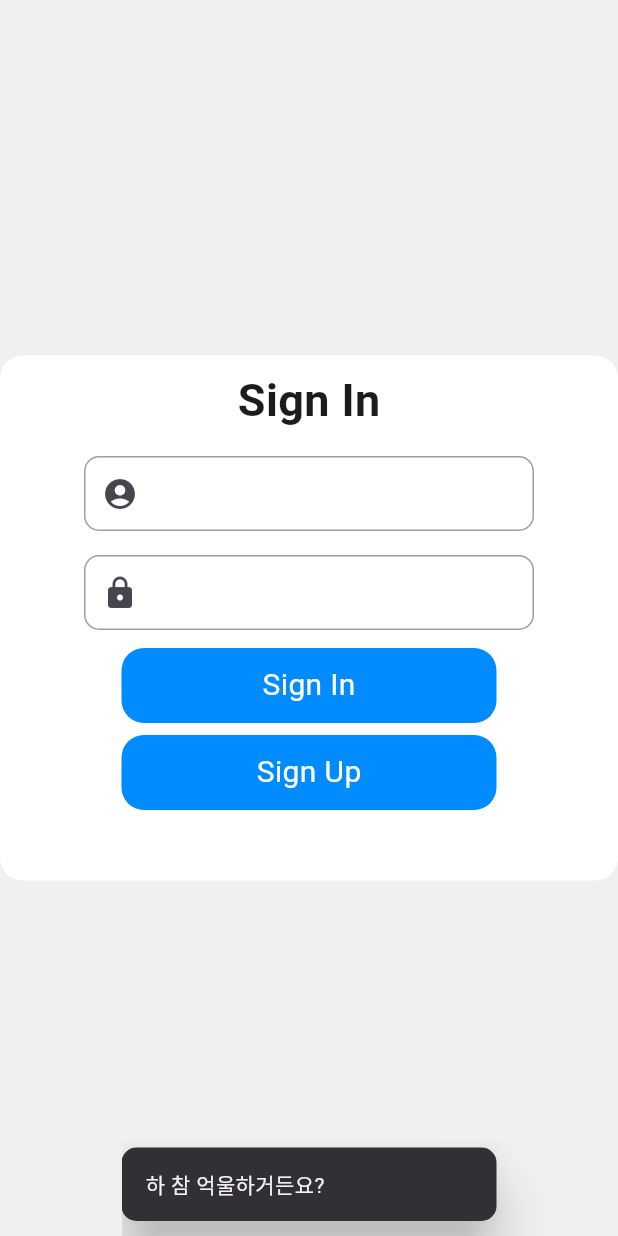
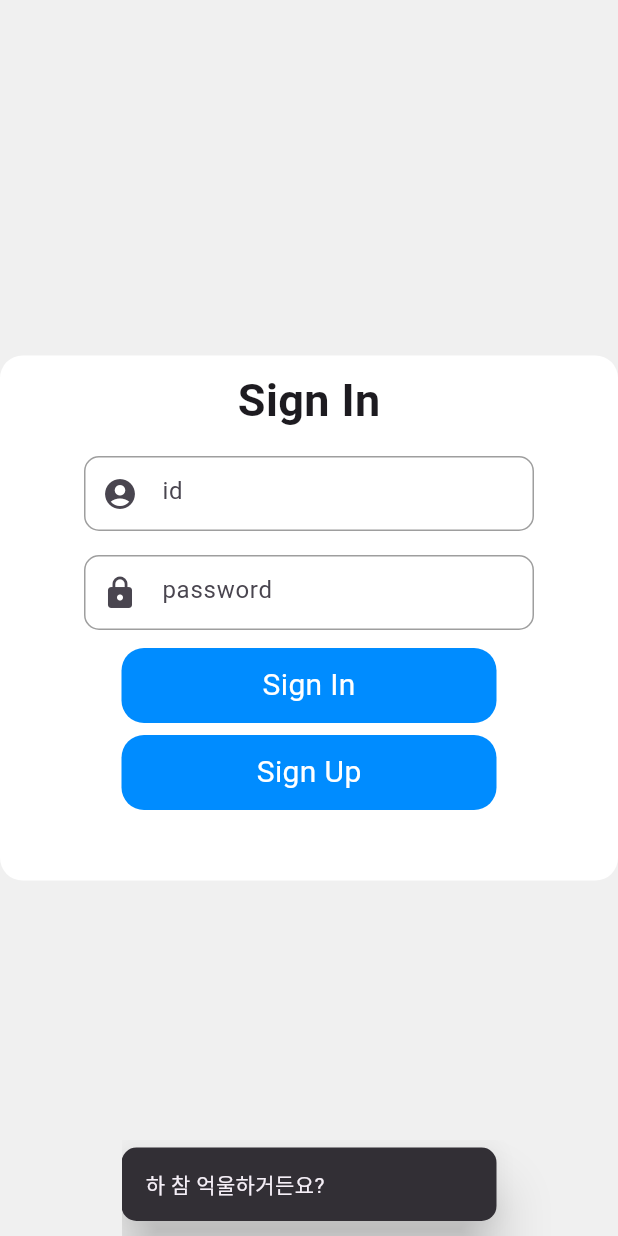
Before and after one commit to siar1234/tikitaka-front, a Flutter app: the WideLoginPage screen opened directly, after a tap on "Sign In", on a phone screen of 412 x 824 dp. Run offline on Flutter 3.47's test engine with Material 3 defaults, Android fonts, the phone set to English and light mode, and no system bars; our stand-ins replace flutter_riverpod; missing offline and left inert: amphi, bitsdojo_window, media_kit; network calls fail.

Commit message:
회원가입 화면이랑 인풋, 로그인 버튼 같이 똑같은 컴포넌트 쓰게 함

```diff
--- a/lib/pages/wide_login_page.dart
+++ b/lib/pages/wide_login_page.dart
@@ -114,9 +114,9 @@ class WideLoginPageState extends ConsumerState<WideLoginPage> {
                         fontWeight: FontWeight.bold
                     )),
                   ),
-                  _CustomInput(controller: idController, icon: Icons.account_circle, hint: AppLocalizations.of(context).get("id")),
-                  _CustomInput(controller: passwordController, icon: Icons.lock, hint: AppLocalizations.of(context).get("password"), obscureText: true),
-                  _LoginButton(onPressed: () async {
+                  CustomInput(controller: idController, icon: Icons.account_circle, hint: AppLocalizations.of(context).get("id")),
+                  CustomInput(controller: passwordController, icon: Icons.lock, hint: AppLocalizations.of(context).get("password"), obscureText: true),
+                  LoginButton(onPressed: () async {
                     await appWebChannel.login(id: idController.text, password: passwordController.text, onSuccess: (token) {
                       appState.onLoggedIn(() {
                         appCacheData.token = token;
@@ -136,7 +136,9 @@ class WideLoginPageState extends ConsumerState<WideLoginPage> {
                       }
                     });
                   }, title: AppLocalizations.of(context).get("sign_in")),
-                  _LoginButton(onPressed: () {}, title: AppLocalizations.of(context).get("sign_up"))
+                  LoginButton(onPressed: () {
+                    ref.read(registerProvider.notifier).state = true;
+                  }, title: AppLocalizations.of(context).get("sign_up"))
                 ],
               ),
             ),
@@ -147,11 +149,11 @@ class WideLoginPageState extends ConsumerState<WideLoginPage> {
   }
 }
 
-class _LoginButton extends StatelessWidget {
+class LoginButton extends StatelessWidget {
 
   final void Function() onPressed;
   final String title;
-  const _LoginButton({required this.onPressed, required this.title});
+  const LoginButton({required this.onPressed, required this.title});
 
   @override
   Widget build(BuildContext context) {
@@ -160,13 +162,14 @@ class _LoginButton extends StatelessWidget {
 }
 
 
-class _CustomInput extends StatelessWidget {
+class CustomInput extends StatelessWidget {
 
   final TextEditingController controller;
   final IconData icon;
   final String hint;
   final bool obscureText;
-  const _CustomInput({required this.controller, required this.icon, required this.hint, this.obscureText = false});
+  final void Function(String)? onChanged;
+  const CustomInput({required this.controller, required this.icon, required this.hint, this.obscureText = false, this.onChanged});
 
   @override
   Widget build(BuildContext context) {
@@ -178,8 +181,10 @@ class _CustomInput extends StatelessWidget {
         child: TextField(
           obscureText: obscureText,
           controller: controller,
+          onChanged: onChanged,
           decoration: InputDecoration(
             fillColor: Theme.of(context).highlightColor,
+              hintText: hint,
               focusedBorder: OutlineInputBorder(
                   borderSide: BorderSide(
                       color: Theme.of(context).highlightColor,
```
